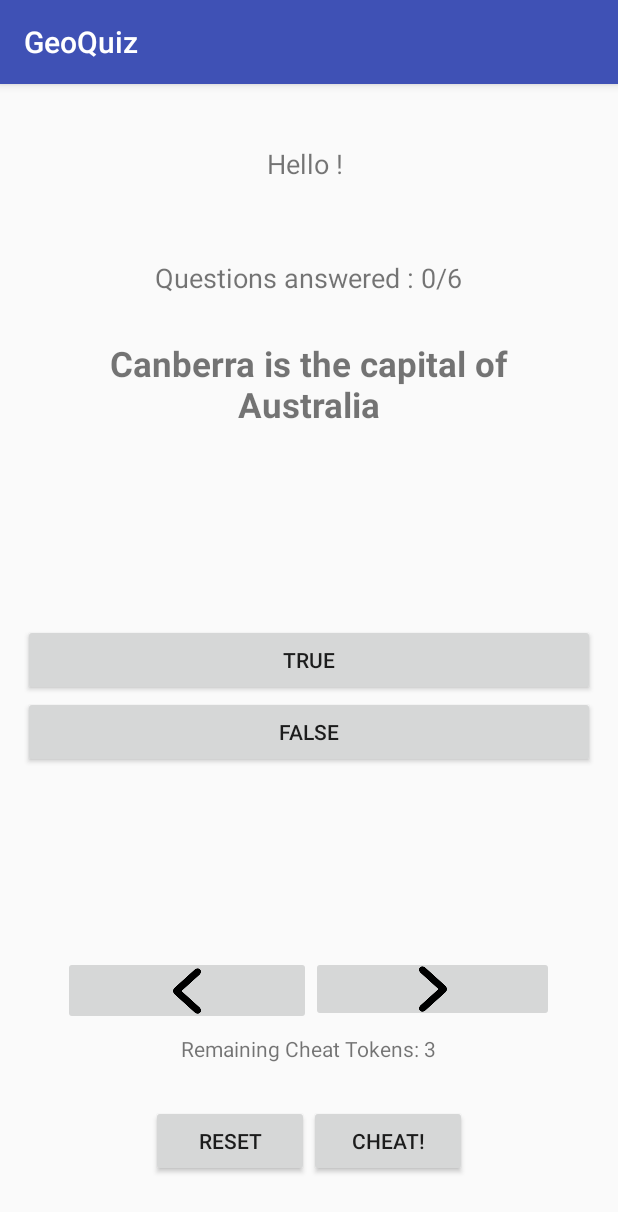
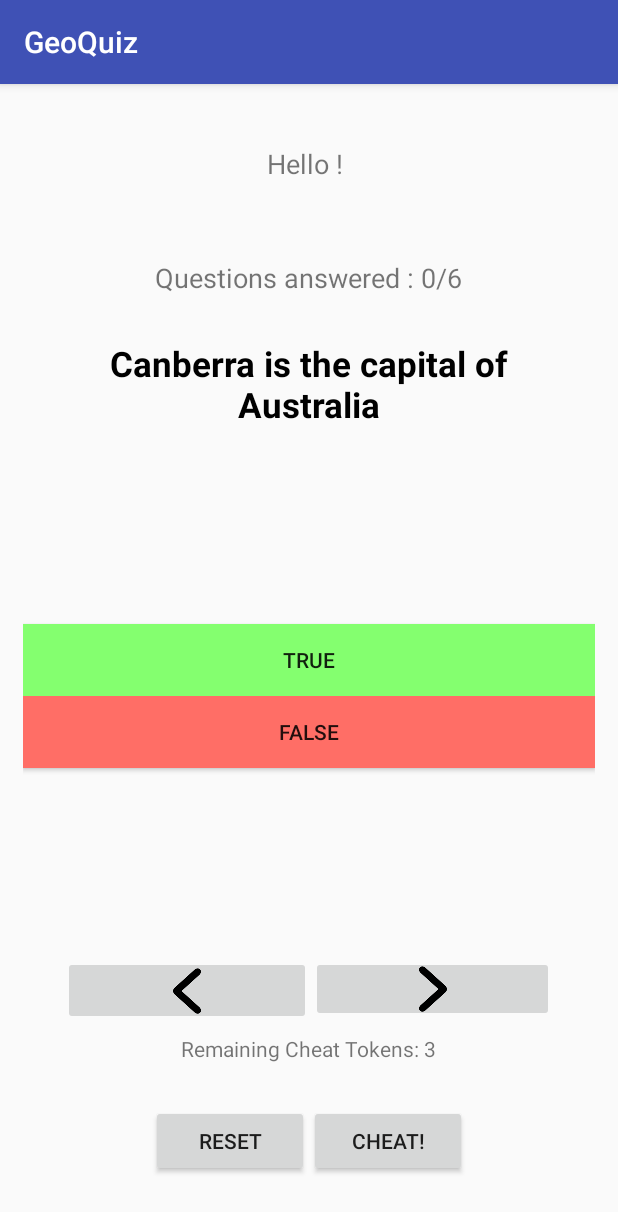
Before and after one commit to karen-nke/android-geoquiz, an Android app: the screen it shows after launch (QuizActivity), after a tap on "START", on a phone screen of 412 x 824 dp. Shown: the top 1212 px of the screen. Run offline under Robolectric (Android 15) with nearby library versions, the phone set to English and light mode, and no system bars.

Commit message:
Update activity_quiz.xml

```diff
--- a/app/src/main/res/layout/activity_quiz.xml
+++ b/app/src/main/res/layout/activity_quiz.xml
@@ -43,7 +43,8 @@
         android:text="This is questions"
         android:gravity="center_horizontal"
         android:textStyle="bold"
-        android:textSize="23sp" />
+        android:textSize="23sp"
+        android:textColor="#000000"/>
 
 
     <Button
@@ -51,7 +52,8 @@
         android:layout_width="match_parent"
         android:layout_height="wrap_content"
         android:layout_centerInParent="true"
-        android:text="@string/true_button" />
+        android:text="@string/true_button"
+        android:background="#84ff6f"/>
 
     <Button
         android:id="@+id/false_button"
@@ -59,7 +61,8 @@
         android:layout_height="wrap_content"
         android:layout_below="@+id/true_button"
         android:layout_centerHorizontal="true"
-        android:text="@string/false_button" />
+        android:text="@string/false_button"
+        android:background="#ff6e66"/>
 
 
     <TextView
```
